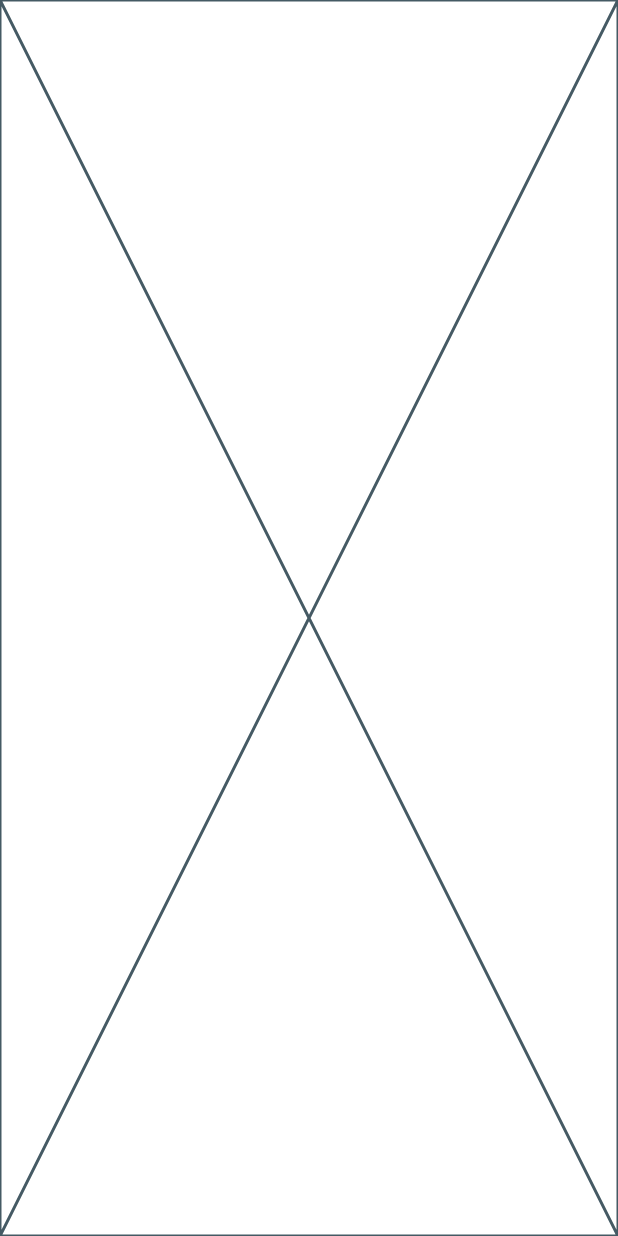
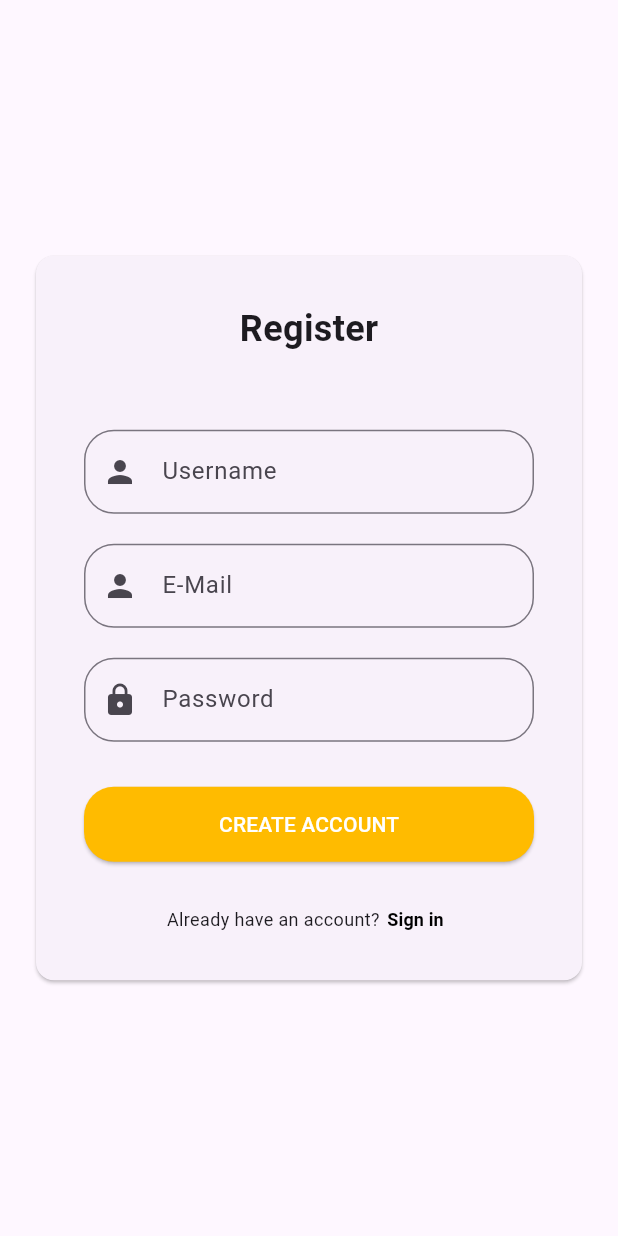
Before and after one commit to Coxtels/InfiniteVerse, a Flutter app: the screen it shows after launch, after a tap on "Register", on a phone screen of 412 x 824 dp. Run offline on Flutter 3.47's test engine with Material 3 defaults, Android fonts, the phone set to English and light mode, and no system bars; our stand-ins replace font_awesome_flutter.

Commit message:
feat: add register page

```diff
--- a/lib/register_page.dart
+++ b/lib/register_page.dart
@@ -1,10 +1,125 @@
 import 'package:flutter/material.dart';
+import 'package:infinite_verse/login_page.dart';
 
 class RegisterPage extends StatelessWidget {
   const RegisterPage({super.key});
 
   @override
   Widget build(BuildContext context) {
-    return const Placeholder();
+    return Scaffold(
+      body: Center(
+        child: Padding(
+          padding: const EdgeInsets.symmetric(horizontal: 20),
+          child: Card(
+            child: Padding(
+              padding: EdgeInsets.all(32),
+              child: Column(
+                mainAxisSize: MainAxisSize.min,
+                children: [
+                  const Text(
+                    "Register",
+                    style: TextStyle(fontSize: 24, fontWeight: FontWeight.bold),
+                  ),
+
+                  const SizedBox(height: 50),
+
+                  TextFormField(
+                    decoration: InputDecoration(
+                      labelText: "Username",
+                      hintText: "Enter your username",
+                      prefixIcon: Icon(Icons.person),
+                      border: OutlineInputBorder(
+                        borderRadius: BorderRadius.all(Radius.circular(20)),
+                      ),
+                    ),
+                  ),
+
+                  const SizedBox(height: 20),
+
+                  TextFormField(
+                    decoration: InputDecoration(
+                      labelText: "E-Mail",
+                      hintText: "Enter your e-mail",
+                      prefixIcon: Icon(Icons.person),
+                      border: OutlineInputBorder(
+                        borderRadius: BorderRadius.all(Radius.circular(20)),
+                      ),
+                    ),
+                  ),
+
+                  const SizedBox(height: 20),
+
+                  TextFormField(
+                    obscureText: true,
+                    decoration: InputDecoration(
+                      labelText: "Password",
+                      hintText: "Enter your password",
+                      prefixIcon: Icon(Icons.lock),
+                      border: OutlineInputBorder(
+                        borderRadius: BorderRadius.all(Radius.circular(20)),
+                      ),
+                    ),
+                  ),
+
+                  const SizedBox(height: 30),
+
+                  SizedBox(
+                    width: double.infinity,
+                    height: 50,
+                    child: ElevatedButton(
+                      onPressed: () {},
+                      style: ElevatedButton.styleFrom(
+                        backgroundColor: const Color.fromARGB(255, 255, 187, 0),
+                        foregroundColor: Colors.white,
+                        shape: RoundedRectangleBorder(
+                          borderRadius: BorderRadius.circular(20),
+                        ),
+                      ),
+                      child: const Text("CREATE ACCOUNT"),
+                    ),
+                  ),
+
+                  const SizedBox(height: 30),
+
+                  Row(
+                    mainAxisAlignment: MainAxisAlignment.center,
+                    children: [
+                      const Text(
+                        "Already have an account?",
+                        style: TextStyle(fontSize: 12),
+                      ),
+
+                      TextButton(
+                        onPressed: () {
+                          Navigator.push(
+                            context,
+                            MaterialPageRoute(
+                              builder: (context) => const LoginPage(),
+                            ),
+                          );
+                        },
+                        style: TextButton.styleFrom(
+                          padding: EdgeInsets.symmetric(horizontal: 5),
+                          minimumSize: Size.zero,
+                          tapTargetSize: MaterialTapTargetSize.shrinkWrap,
+                        ),
+                        child: const Text(
+                          "Sign in",
+                          style: TextStyle(
+                            fontSize: 12,
+                            fontWeight: FontWeight.bold,
+                            color: Colors.black,
+                          ),
+                        ),
+                      ),
+                    ],
+                  ),
+                ],
+              ),
+            ),
+          ),
+        ),
+      ),
+    );
   }
 }
```
